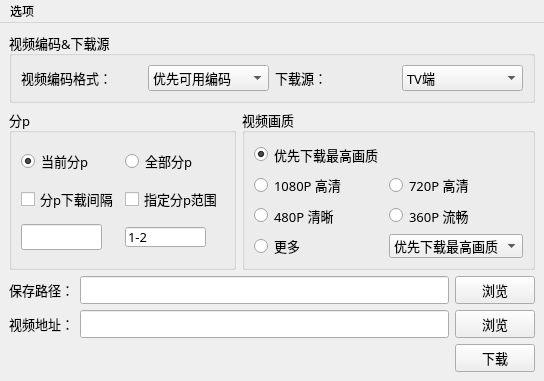
7lumen/BBDownG, file UI/main_ui.ui: the form before one commit.
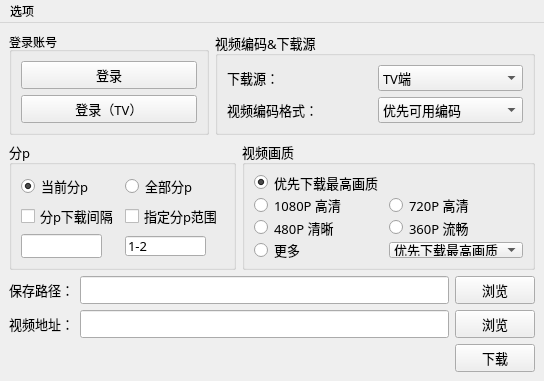
The form after the commit.

```diff
--- a/UI/main_ui.ui
+++ b/UI/main_ui.ui
@@ -26,9 +26,70 @@
    <string>MainWindow</string>
   </property>
   <widget class="QWidget" name="centralwidget">
+   <layout class="QVBoxLayout" name="verticalLayout_3">
+    <item>
+     <layout class="QHBoxLayout" name="horizontalLayout_5">
+      <item>
+       <widget class="QGroupBox" name="groupBox_4">
+        <property name="minimumSize">
+         <size>
+          <width>0</width>
+          <height>0</height>
+         </size>
+        </property>
+        <property name="maximumSize">
+         <size>
+          <width>200</width>
+          <height>16777215</height>
+         </size>
+        </property>
+        <property name="title">
+         <string>登录账号</string>
+        </property>
    <layout class="QVBoxLayout" name="verticalLayout">
     <item>
+          <widget class="QPushButton" name="pushButton_login">
+           <property name="font">
+            <font>
+             <family>宋体</family>
+             <pointsize>10</pointsize>
+            </font>
+           </property>
+           <property name="text">
+            <string>登录</string>
+           </property>
+          </widget>
+         </item>
+         <item>
+          <widget class="QPushButton" name="pushButton_logintv">
+           <property name="font">
+            <font>
+             <family>宋体</family>
+             <pointsize>10</pointsize>
+            </font>
+           </property>
+           <property name="text">
+            <string>登录（TV）</string>
+           </property>
+          </widget>
+         </item>
+        </layout>
+       </widget>
+      </item>
+      <item>
      <widget class="QGroupBox" name="groupBox_3">
+        <property name="minimumSize">
+         <size>
+          <width>300</width>
+          <height>0</height>
+         </size>
+        </property>
+        <property name="sizeIncrement">
+         <size>
+          <width>0</width>
+          <height>0</height>
+         </size>
+        </property>
       <property name="font">
        <font>
         <family>宋体</family>
@@ -38,54 +99,7 @@
       <property name="title">
        <string>视频编码&amp;&amp;下载源</string>
       </property>
-      <layout class="QHBoxLayout" name="horizontalLayout_5">
-       <item>
-        <layout class="QHBoxLayout" name="horizontalLayout_4">
-         <item>
-          <widget class="QLabel" name="label_4">
-           <property name="font">
-            <font>
-             <family>宋体</family>
-             <pointsize>10</pointsize>
-            </font>
-           </property>
-           <property name="text">
-            <string>视频编码格式：</string>
-           </property>
-          </widget>
-         </item>
-         <item>
-          <widget class="QComboBox" name="comboBox_encoding">
-           <property name="font">
-            <font>
-             <family>宋体</family>
-             <pointsize>10</pointsize>
-            </font>
-           </property>
-           <item>
-            <property name="text">
-             <string>优先可用编码</string>
-            </property>
-           </item>
-           <item>
-            <property name="text">
-             <string>AVC</string>
-            </property>
-           </item>
-           <item>
-            <property name="text">
-             <string>AV1</string>
-            </property>
-           </item>
-           <item>
-            <property name="text">
-             <string>HEVC</string>
-            </property>
-           </item>
-          </widget>
-         </item>
-        </layout>
-       </item>
+        <layout class="QVBoxLayout" name="verticalLayout_2">
        <item>
         <layout class="QHBoxLayout" name="horizontalLayout_3">
          <item>
@@ -145,8 +159,57 @@
          </item>
         </layout>
        </item>
-      </layout>
-     </widget>
+         <item>
+          <layout class="QHBoxLayout" name="horizontalLayout_4">
+           <item>
+            <widget class="QLabel" name="label_4">
+             <property name="font">
+              <font>
+               <family>宋体</family>
+               <pointsize>10</pointsize>
+              </font>
+             </property>
+             <property name="text">
+              <string>视频编码格式：</string>
+             </property>
+            </widget>
+           </item>
+           <item>
+            <widget class="QComboBox" name="comboBox_encoding">
+             <property name="font">
+              <font>
+               <family>宋体</family>
+               <pointsize>10</pointsize>
+              </font>
+             </property>
+             <item>
+              <property name="text">
+               <string>优先可用编码</string>
+              </property>
+             </item>
+             <item>
+              <property name="text">
+               <string>AVC</string>
+              </property>
+             </item>
+             <item>
+              <property name="text">
+               <string>AV1</string>
+              </property>
+             </item>
+             <item>
+              <property name="text">
+               <string>HEVC</string>
+              </property>
+             </item>
+            </widget>
+           </item>
+          </layout>
+         </item>
+        </layout>
+       </widget>
+      </item>
+     </layout>
     </item>
     <item>
      <layout class="QHBoxLayout" name="horizontalLayout_6">
```
Left out of the diff: 96 changed lines with no effect on the pictures. Lines whose indentation alone changed are shown as unchanged.
